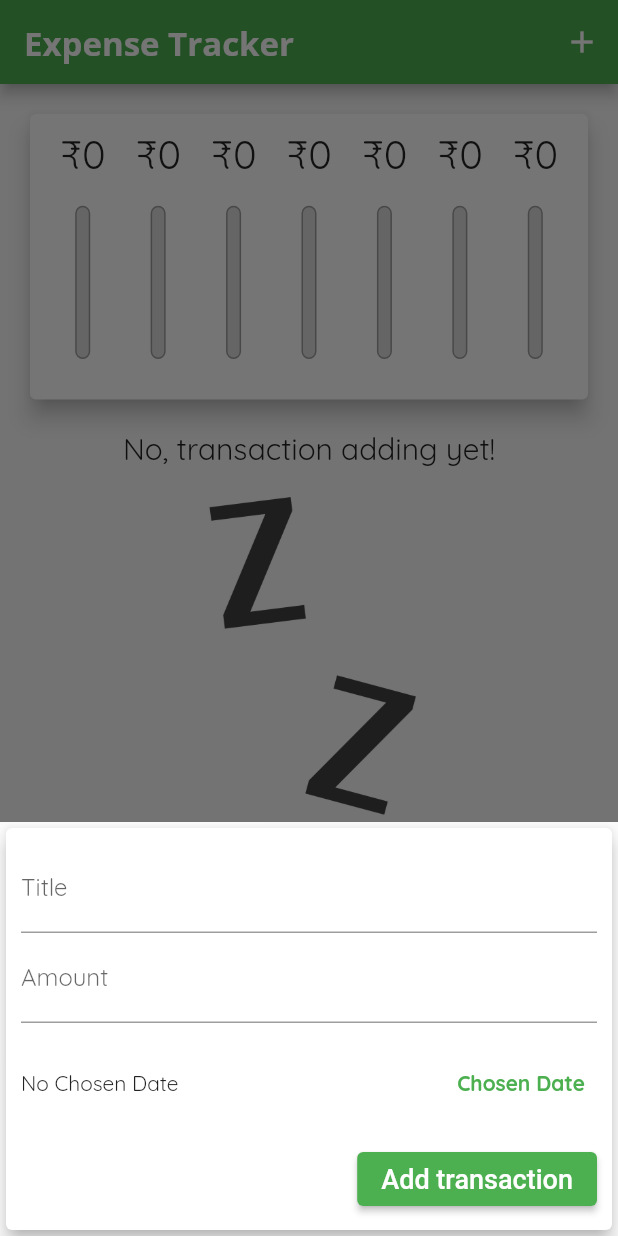
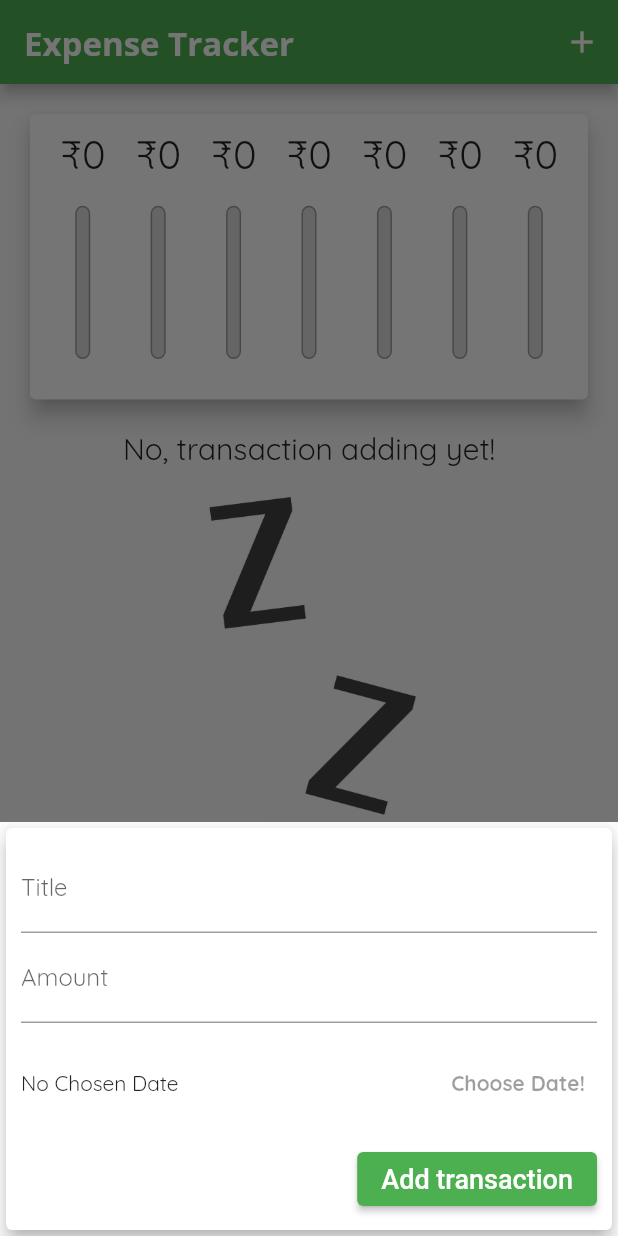
Before and after one commit to rinkusinghh/flutter-expense__tracker, a Flutter app: the screen it shows after launch, after a tap on the "add" icon, on a phone screen of 412 x 824 dp. Run offline on Flutter 3.47's test engine with Material 2 defaults, Android fonts, the phone set to English and light mode, and no system bars.

Commit message:
Creating custom adaptive widget

```diff
--- a/lib/main.dart
+++ b/lib/main.dart
@@ -1,3 +1,5 @@
+import 'dart:io';
+import 'package:flutter/cupertino.dart';
 import 'package:flutter/material.dart';
 import 'package:flutter/services.dart';
 import './widgets/transaction_list.dart';
@@ -115,6 +117,7 @@ class _MyHomePageState extends State<MyHomePage> {
         )
       ],
     );
+
     final txListWidget = Container(
       height: (mediaQuery.size.height -
               mediaQuery.padding.top -
@@ -123,9 +126,8 @@ class _MyHomePageState extends State<MyHomePage> {
       child: TransactionList(_userTransaction, _deleteTransaction),
     );
 
-    return Scaffold(
-      appBar: appBar,
-      body: SingleChildScrollView(
+    final pageBody = SafeArea(
+        child: SingleChildScrollView(
       child: Column(
         // enum:- Is a couple of different values!
         crossAxisAlignment: CrossAxisAlignment.stretch,
@@ -134,8 +136,11 @@ class _MyHomePageState extends State<MyHomePage> {
             Row(
               mainAxisAlignment: MainAxisAlignment.center,
               children: [
-                  Text('Show Chart'),
-                  Switch(
+                Text(
+                  'Show Chart',
+                  style: Theme.of(context).textTheme.titleMedium,
+                ),
+                Switch.adaptive(
                     value: _showChart,
                     onChanged: (val) {
                       setState(() => _showChart = val);
@@ -163,8 +168,23 @@ class _MyHomePageState extends State<MyHomePage> {
                 : txListWidget
         ],
       ),
+    ));
+
+    return Scaffold(
+      appBar: AppBar(
+        backgroundColor: Theme.of(context).primaryColor,
+        title: Text('Expense Tracker'),
+        actions: [
+          IconButton(
+            icon: Icon(Icons.add),
+            onPressed: () => _startAddNewTransaction(context),
+          )
+        ],
       ),
-      floatingActionButton: FloatingActionButton(
+      body: pageBody,
+      floatingActionButton: Platform.isIOS
+          ? Container()
+          : FloatingActionButton(
               child: Icon(Icons.add),
               onPressed: () => _startAddNewTransaction(context),
             ),
--- /dev/null
+++ b/lib/widgets/adaptive_flatButton.dart
@@ -0,0 +1,24 @@
+import 'dart:io';
+import 'package:flutter/cupertino.dart';
+import 'package:flutter/material.dart';
+
+class AdaptiveFlatButton extends StatelessWidget {
+  // const AdaptiveFlatButton({super.key});
+  final String text;
+  final Function handler;
+
+  AdaptiveFlatButton(this.handler, this.text);
+
+  @override
+  Widget build(BuildContext context) {
+    return Platform.isIOS
+        ? CupertinoButton(
+            color: Colors.blue,
+            child: Text(text, style: TextStyle(fontWeight: FontWeight.bold)),
+            onPressed: null)
+        : TextButton(
+            onPressed: null,
+            child: Text(text, style: TextStyle(fontWeight: FontWeight.bold)),
+          );
+  }
+}
--- a/lib/widgets/new_transaction.dart
+++ b/lib/widgets/new_transaction.dart
@@ -1,5 +1,9 @@
+import 'dart:io';
+import 'package:flutter/cupertino.dart';
 import 'package:flutter/material.dart';
 import 'package:intl/intl.dart';
+
+import './adaptive_flatButton.dart';
 
 class NewTransaction extends StatefulWidget {
   final Function AddTxn;
@@ -80,11 +84,7 @@ class _NewTransactionState extends State<NewTransaction> {
                       child: Text(_selectedDate == null
                           ? 'No Chosen Date'
                           : 'Picked Date${DateFormat.yMd().format(_selectedDate)}')),
-                  TextButton(
-                    onPressed: _presentDatePicker,
-                    child: Text('Chosen Date',
-                        style: TextStyle(fontWeight: FontWeight.bold)),
-                  )
+                  AdaptiveFlatButton(_presentDatePicker, 'Choose Date!')
                 ]),
               ),
               ElevatedButton(
```
Lines whose indentation alone changed are shown as unchanged.
